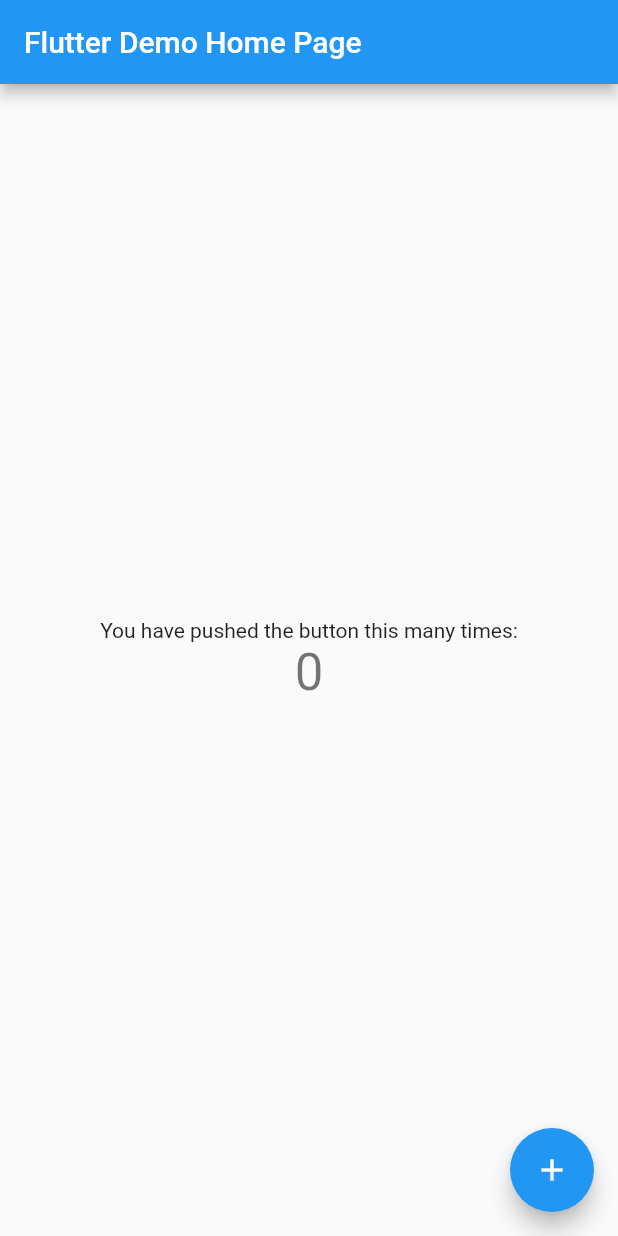
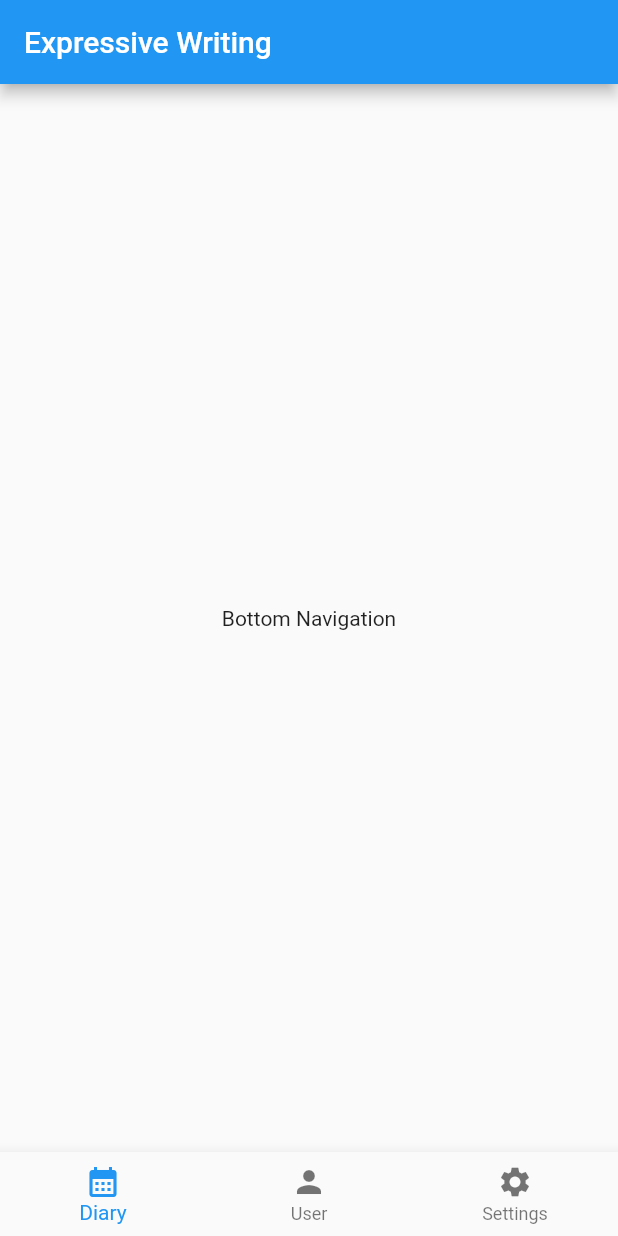
Before and after one commit to Ta23ka98/expressive_writing, a Flutter app: the screen it shows after launch, on a phone screen of 412 x 824 dp. Run offline on Flutter 3.47's test engine with Material 2 defaults, Android fonts, the phone set to English and light mode, and no system bars.

Commit message:
add: Implement NavigationPage UI
-Implemented NavigationPage(), and its navigation function.
-Navigation pages are set to be navigated to MyHomePage() for now.
-I'll implement those pages such as CalenderPage(), UserPage(), and SettingsPage().

```diff
--- a/lib/main.dart
+++ b/lib/main.dart
@@ -1,3 +1,4 @@
+import 'package:expressive_writing/presentation/navigation_page/navigation_page.dart';
 import 'package:flutter/material.dart';
 
 void main() {
@@ -13,14 +14,13 @@ class MyApp extends StatelessWidget {
       theme: ThemeData(
         primarySwatch: Colors.blue,
       ),
-      home: const MyHomePage(title: 'Flutter Demo Home Page'),
+      home: const NavigationPage(),
     );
   }
 }
 
 class MyHomePage extends StatefulWidget {
-  const MyHomePage({Key? key, required this.title}) : super(key: key);
-  final String title;
+  const MyHomePage({Key? key}) : super(key: key);
 
   @override
   State<MyHomePage> createState() => _MyHomePageState();
@@ -39,7 +39,7 @@ class _MyHomePageState extends State<MyHomePage> {
   Widget build(BuildContext context) {
     return Scaffold(
       appBar: AppBar(
-        title: Text(widget.title),
+        title: const Text("title"),
       ),
       body: Center(
         child: Column(
--- /dev/null
+++ b/lib/presentation/navigation_page/navigation_page.dart
@@ -0,0 +1,41 @@
+import 'package:expressive_writing/main.dart';
+import 'package:flutter/material.dart';
+
+class NavigationPage extends StatefulWidget {
+  const NavigationPage({Key? key}) : super(key: key);
+
+  @override
+  State<NavigationPage> createState() => _NavigationPageState();
+}
+
+class _NavigationPageState extends State<NavigationPage> {
+  int selectedPage = 0;
+  final pageItems = [
+    const MyHomePage(),
+    const MyHomePage(),
+    const MyHomePage(),
+  ];
+
+  void onPageSelection(int index) {
+    setState(() {
+      selectedPage = index;
+    });
+  }
+
+  @override
+  Widget build(BuildContext context) {
+    return Scaffold(
+      appBar: AppBar(title: const Text("Expressive Writing")),
+      body: const Center(child: Text("Bottom Navigation")),
+      bottomNavigationBar: BottomNavigationBar(
+        items: const <BottomNavigationBarItem>[
+          BottomNavigationBarItem(
+              icon: Icon(Icons.calendar_month), label: "Diary"),
+          BottomNavigationBarItem(icon: Icon(Icons.person), label: "User"),
+          BottomNavigationBarItem(
+              icon: Icon(Icons.settings), label: "Settings"),
+        ],
+      ),
+    );
+  }
+}
```
